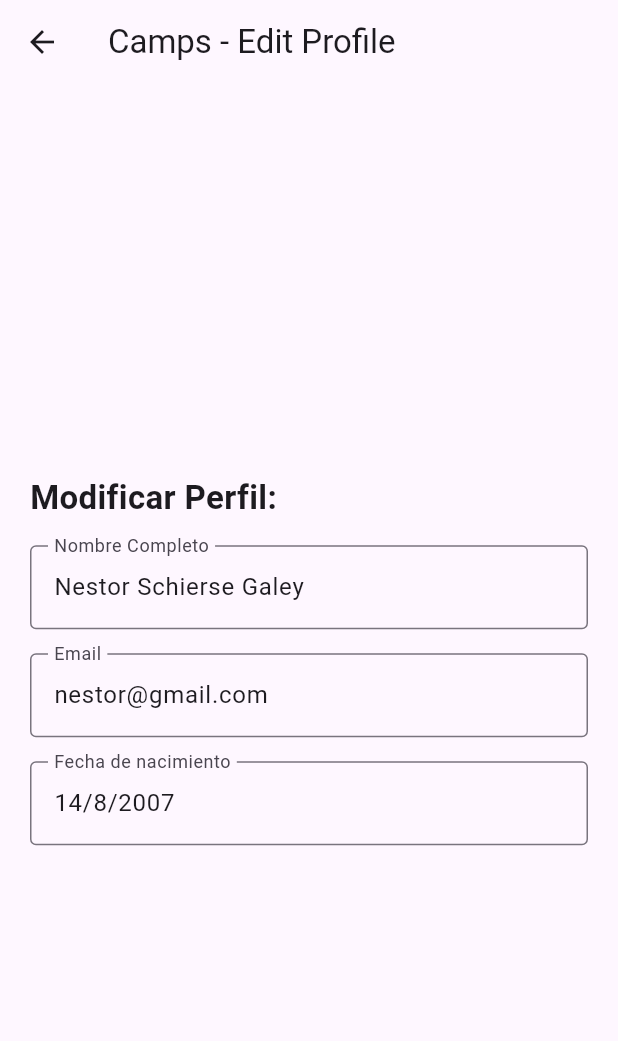
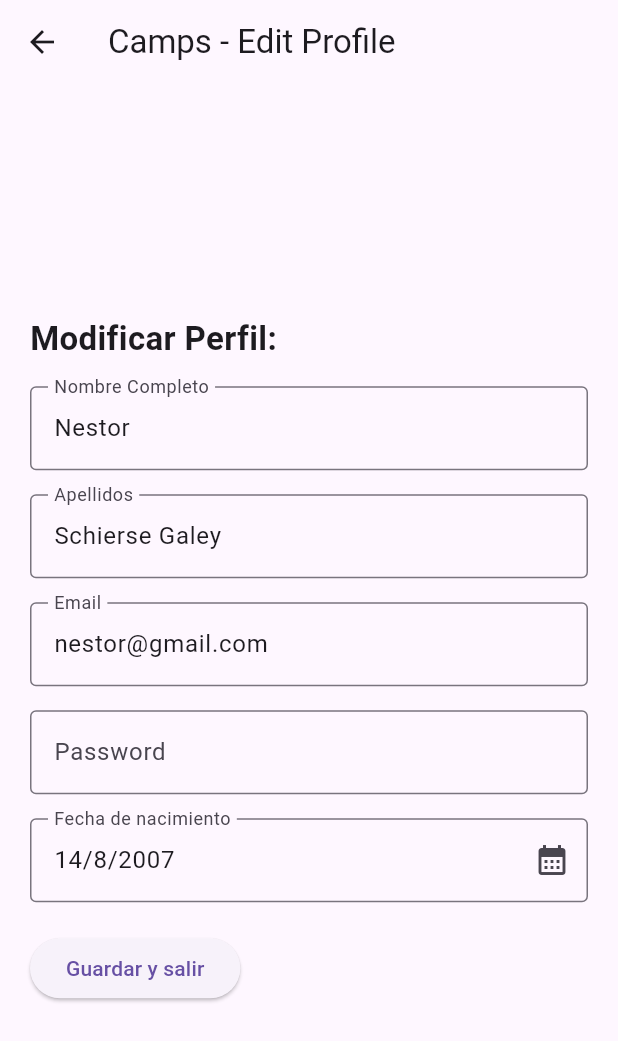
Before and after one commit to Nestor676/PF2-PMM, a Flutter app: the screen it shows after launch, after a tap on "Editar perfil", on a phone screen of 412 x 824 dp. Shown: the top 1041 px of the screen. Run offline on Flutter 3.47's test engine with Material 3 defaults, Android fonts, the phone set to English and light mode, and no system bars.

Commit message:
Personal: formulario

```diff
--- a/pf2/lib/models/Persona.dart
+++ b/pf2/lib/models/Persona.dart
@@ -1,17 +1,25 @@
 class Persona{
-  String fullName;
+  String name;
+  String lastName;
   String email;
   DateTime birth;
+  String? password;
 
-  Persona.new({
-    required String fullName,
+  Persona({
+    required String name,
+    required String lastName,
     required String email,
-    required DateTime birth}):
-    this.fullName = fullName,
+    required DateTime birth,
+    String? password }):
+    this.name = name,
+    this.lastName = lastName,
     this.email = email,
-    this.birth = birth;
+    this.birth = birth,
+    this.password = password;
 
-    String get getFullName => fullName;
+    String get getName => name;
+    String get getLastName => lastName;
     String get getEmail => email;
     DateTime get getBirth => birth;
+    String? get getPassword => password;
 }
--- a/pf2/lib/screens/home_screen.dart
+++ b/pf2/lib/screens/home_screen.dart
@@ -10,7 +10,7 @@ class HomeScreen extends StatefulWidget {
 }
 
 class _HomeScreenState extends State<HomeScreen> {
-  Persona persona = Persona(fullName: "Nestor Schierse Galey", email: "nestor@gmail.com", birth: DateTime(2007, 08, 14));
+  Persona persona = Persona(name: "Nestor",lastName: "Schierse Galey", email: "nestor@gmail.com", birth: DateTime(2007, 08, 14));
 
   @override
   Widget build(BuildContext context) {
@@ -29,7 +29,7 @@ class _HomeScreenState extends State<HomeScreen> {
                 const Text('Perfil personal', style: TextStyle(fontSize: 22, fontWeight: FontWeight.bold),),
 
                 const SizedBox(height: 16),
-                  Text('Nombre completo: ' + persona.getFullName),
+                  Text('Nombre completo: ' + persona.getName + " " +persona.getLastName),
                 const SizedBox(height: 8),
                 Text('Email: ' + persona.getEmail),
                 const SizedBox(height: 9),
--- a/pf2/lib/screens/personal_screen.dart
+++ b/pf2/lib/screens/personal_screen.dart
@@ -11,8 +11,10 @@ class PersonalScreen extends StatefulWidget {
 class _PersonalScreenState extends State<PersonalScreen> {
 
   late TextEditingController nameController;
+  late TextEditingController lastNameController;
   late TextEditingController emailController;
   late TextEditingController birthController;
+  late TextEditingController passwordController;
   late Persona persona;
 
   @override
@@ -22,7 +24,11 @@ class _PersonalScreenState extends State<PersonalScreen> {
     persona = ModalRoute.of(context)!.settings.arguments as Persona;
 
     nameController = TextEditingController(
-      text: persona.getFullName,
+      text: persona.getName,
+    );
+
+    lastNameController = TextEditingController(
+      text: persona.getLastName,
     );
 
     emailController = TextEditingController(
@@ -31,6 +37,10 @@ class _PersonalScreenState extends State<PersonalScreen> {
 
     birthController = TextEditingController(
       text: "${persona.getBirth.day}/${persona.getBirth.month}/${persona.getBirth.year}",
+    );
+
+    passwordController = TextEditingController(
+      text: persona.getPassword,
     );
   }
 
@@ -49,13 +59,33 @@ class _PersonalScreenState extends State<PersonalScreen> {
                 const Text('Modificar Perfil: ', style: TextStyle(fontSize: 22, fontWeight: FontWeight.bold),),
 
                 const SizedBox(height: 16),
-                  TextFormField(controller: nameController, decoration: const InputDecoration(labelText: 'Nombre Completo', border: OutlineInputBorder()),),
+                  TextFormField(controller: nameController, textCapitalization: TextCapitalization.words, decoration: const InputDecoration(labelText: 'Nombre Completo', border: OutlineInputBorder()),),
 
                 const SizedBox(height: 16),
-                  TextFormField(controller: emailController, decoration: const InputDecoration(labelText: 'Email', border: OutlineInputBorder()),),
+                  TextFormField(controller: lastNameController, decoration: const InputDecoration(labelText: 'Apellidos', border: OutlineInputBorder()),),
 
                 const SizedBox(height: 16),
-                  TextFormField(controller: birthController, decoration: const InputDecoration(labelText: 'Fecha de nacimiento', border: OutlineInputBorder()),),
+                  TextFormField(controller: emailController, keyboardType: TextInputType.emailAddress, decoration: const InputDecoration(labelText: 'Email', border: OutlineInputBorder()),),
+
+                const SizedBox(height: 16),
+                  TextFormField(controller: passwordController, obscureText: true, decoration: const InputDecoration(labelText: 'Password', border: OutlineInputBorder()),),
+
+                const SizedBox(height: 16),
+                TextFormField(controller: birthController,
+                  readOnly: true,
+                  decoration:
+                  const InputDecoration(
+                    labelText: 'Fecha de nacimiento',
+                    border: OutlineInputBorder(),
+                    suffixIcon: Icon(Icons.calendar_month)
+                  ),
+                  onTap: () {
+                    showDatePicker(context: context, initialDate: persona.getBirth, firstDate: DateTime(1900), lastDate: DateTime.now());
+                  },
+                ),
+
+                const SizedBox(height: 20),
+                  ElevatedButton(onPressed: () {Navigator.popAndPushNamed(context, "/");}, child: Text("Guardar y salir")),
               ],
             ),
           ),
@@ -63,4 +93,10 @@ class _PersonalScreenState extends State<PersonalScreen> {
       ),
     );
   }
+
+  bool _validarName(){
+    if(nameController.text != null){
+      return true;
+    }
+  }
 }
```
